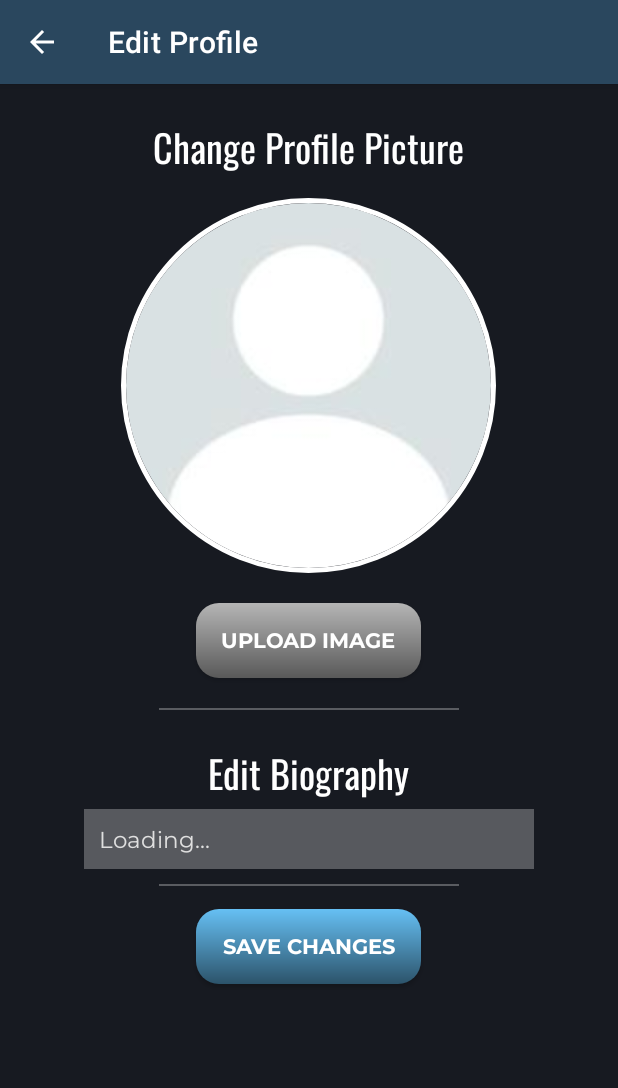
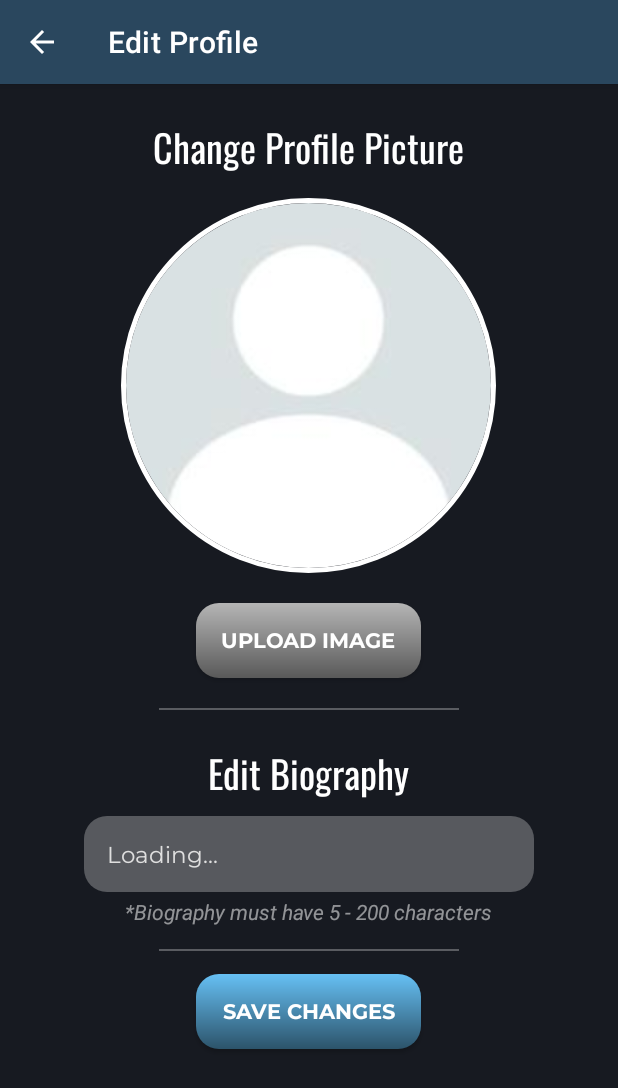
Before and after one commit to ca-r-b/Game-Bible, an Android app: the EditProfileActivity screen opened directly, with no data from a screen before it, after a tap on "SAVE CHANGES", on a phone screen of 412 x 824 dp. Shown: the top 1088 px of the screen. Run offline under Robolectric (Android 15) with nearby library versions, the phone set to English and light mode, and no system bars; our stand-ins replace CircleImageView, Firebase (no records; nobody signed in at launch, a user with empty details on screens opened directly); pictures from the network do not load.

Commit message:
Finalized all files.

```diff
--- a/app/src/main/java/com/mobdeve/s12/aquino/batac/game_bible/EditProfileActivity.kt
+++ b/app/src/main/java/com/mobdeve/s12/aquino/batac/game_bible/EditProfileActivity.kt
@@ -53,18 +53,15 @@ class EditProfileActivity : AppCompatActivity() {
 //      Show tool bar back button
         supportActionBar!!.setDisplayHomeAsUpEnabled(true)
 
-//      TODO: Replace img and bio with current data
         firebaseAuth = FirebaseAuth.getInstance()
         uid = firebaseAuth.currentUser?.uid.toString()
 
         getUserDetails()
 
-//      TODO: Change Profile Picture Functionality
         binding.editProfileImgBtn.setOnClickListener {
             changeImage()
         }
 
-//       TODO: Save Profile Functionality
         binding.editSaveBtn.setOnClickListener {
             saveDetails()
         }
@@ -83,7 +80,6 @@ class EditProfileActivity : AppCompatActivity() {
                 }else{
                     Glide.with(this).load(img).into(binding.editProfileImgIv)
                 }
-//              TODO: Else when there exists photo of user
 
                 binding.editBioEt.setText(bio.toString())
             }else{
@@ -95,7 +91,7 @@ class EditProfileActivity : AppCompatActivity() {
     }
 
     private fun saveDetails(){
-        if(binding.editBioEt.text.toString().length in 5..100){
+        if(binding.editBioEt.text.toString().length in 5..200){
             val bio = binding.editBioEt.text.toString()
 
             dbReference.child(uid).get().addOnSuccessListener {
@@ -140,6 +136,8 @@ class EditProfileActivity : AppCompatActivity() {
             }.addOnFailureListener {
                 Toast.makeText(this, "There could be an error.", Toast.LENGTH_SHORT).show()
             }
+        }else{
+            Toast.makeText(this, "Biography must have 5 - 200 characters.", Toast.LENGTH_SHORT).show()
         }
     }
 
--- a/app/src/main/java/com/mobdeve/s12/aquino/batac/game_bible/adapter/HomeAdapter.kt
+++ b/app/src/main/java/com/mobdeve/s12/aquino/batac/game_bible/adapter/HomeAdapter.kt
@@ -38,6 +38,7 @@ class HomeAdapter(val context: Context?, val data: ArrayList<Game>): RecyclerVie
         holder.bindData(data[position])
         if (context != null) {
             Glide.with(context).load(data[position].img).into(holder.itemHomeBinding.homePicIv)
+            Log.d("IMG", data[position].img.toString())
         }
 
         holder.itemHomeBinding.homeContainerLayout.setOnClickListener{
--- /dev/null
+++ b/app/src/main/res/drawable/cstm_et_field_gray_background.xml
@@ -0,0 +1,6 @@
+<?xml version="1.0" encoding="utf-8"?>
+<shape xmlns:android="http://schemas.android.com/apk/res/android">
+    <solid android:color="#46FFFFFF"/>
+
+    <corners android:radius="15dp"/>
+</shape>
--- /dev/null
+++ b/app/src/main/res/drawable/cstm_tv_background.xml
@@ -0,0 +1,6 @@
+<?xml version="1.0" encoding="utf-8"?>
+<shape xmlns:android="http://schemas.android.com/apk/res/android">
+    <solid android:color="#1D6EC5FF"/>
+
+    <corners android:radius="15dp"/>
+</shape>
--- a/app/src/main/res/layout/activity_add_review.xml
+++ b/app/src/main/res/layout/activity_add_review.xml
@@ -49,10 +49,10 @@
 
         <androidx.appcompat.widget.AppCompatEditText
             android:id="@+id/addRevEt"
-            android:background="#B9FFFFFF"
+            android:background="@drawable/cstm_et_field_background"
             android:layout_width="match_parent"
             android:layout_height="wrap_content"
-            android:padding="10dp"
+            android:padding="15dp"
             android:hint="Type here..."
             android:layout_marginTop="10dp"
             android:textColor="@color/black"
--- a/app/src/main/res/layout/activity_edit_profile.xml
+++ b/app/src/main/res/layout/activity_edit_profile.xml
@@ -69,15 +69,24 @@
             android:id="@+id/editBioEt"
             android:layout_width="300dp"
             android:layout_height="wrap_content"
-            android:layout_marginTop="5dp"
+            android:layout_marginTop="10dp"
             android:fontFamily="@font/mont_regular"
             android:text="Loading..."
             android:textColor="#DFDFDF"
             android:textSize="15sp"
             android:gravity="top"
-            android:padding="10dp"
-            android:background="#46FFFFFF"
+            android:padding="15dp"
+            android:background="@drawable/cstm_et_field_gray_background"
             />
+
+        <androidx.appcompat.widget.AppCompatTextView
+            android:layout_width="wrap_content"
+            android:layout_height="wrap_content"
+            android:layout_marginTop="3dp"
+            android:layout_marginBottom="5dp"
+            android:text="*Biography must have 5 - 200 characters"
+            android:textColor="#88FFFFFF"
+            android:textStyle="italic"/>
 
         <View
             android:layout_width="200dp"
--- a/app/src/main/res/layout/activity_visit_profile.xml
+++ b/app/src/main/res/layout/activity_visit_profile.xml
@@ -64,7 +64,7 @@
             android:layout_width="match_parent"
             android:layout_height="wrap_content"
             android:layout_marginTop="15dp"
-            android:background="#1D6EC5FF"
+            android:background="@drawable/cstm_tv_background"
             android:text="Loading..."
             android:fontFamily="@font/mont_light"
             android:textColor="@color/white"
--- a/app/src/main/res/layout/fragment_profile.xml
+++ b/app/src/main/res/layout/fragment_profile.xml
@@ -67,14 +67,14 @@
             <androidx.appcompat.widget.AppCompatTextView
                 android:id="@+id/profileBioTv"
                 android:layout_width="match_parent"
-                android:layout_height="200dp"
+                android:layout_height="wrap_content"
                 android:layout_marginTop="15dp"
-                android:background="#1D6EC5FF"
+                android:background="@drawable/cstm_tv_background"
                 android:text="Loading..."
                 android:fontFamily="@font/mont_light"
                 android:textColor="@color/white"
                 android:textSize="15sp"
-                android:padding="10dp"/>
+                android:padding="15dp"/>
 
         </androidx.appcompat.widget.LinearLayoutCompat>
 
```
Also changed, not shown: app/src/main/java/com/mobdeve/s12/aquino/batac/game_bible/fragment/SettingsFragment.kt (+7 -5 lines).
